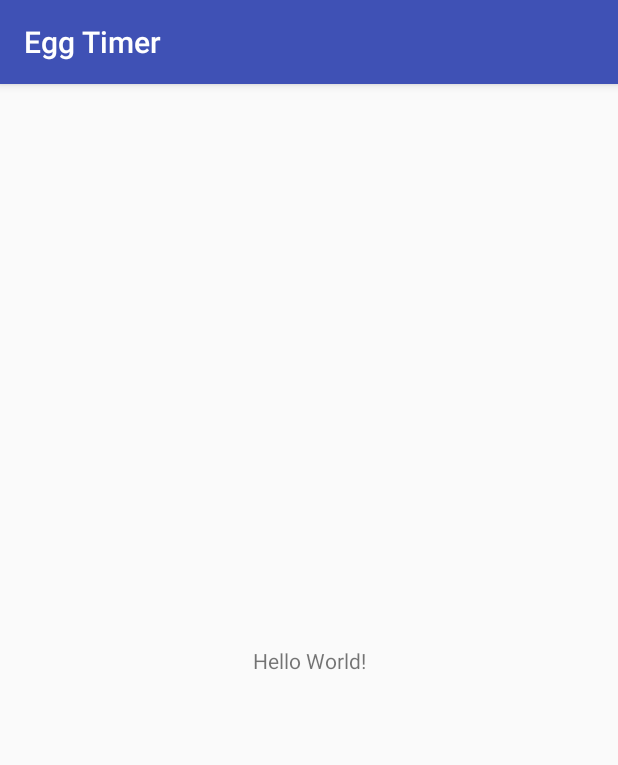
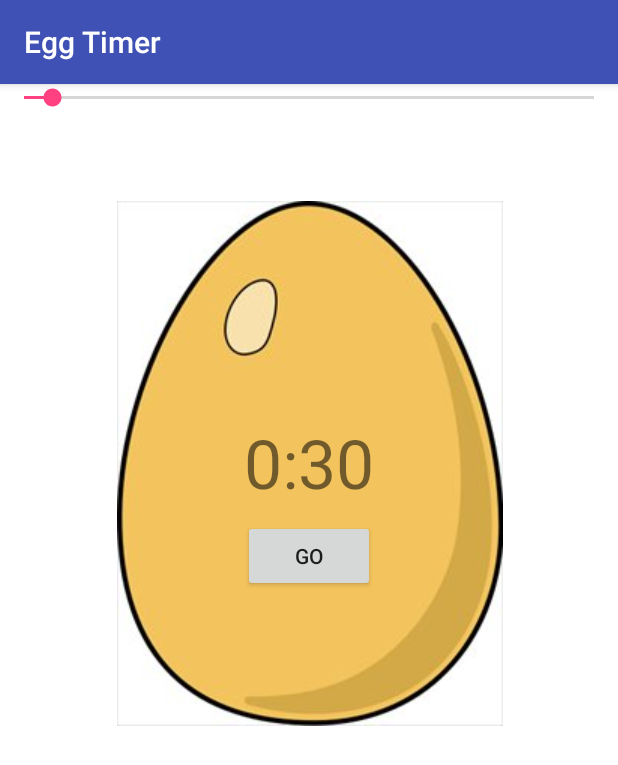
Before and after one commit to CoderBear/EggTimer, an Android app: the screen it shows after launch (MainActivity), on a phone screen of 412 x 824 dp. Shown: the top 765 px of the screen. Run offline under Robolectric (Android 15) with nearby library versions, the light colour scheme and no system bars.

Commit message:
functional and complete

```diff
--- a/app/src/main/java/com/udemy/sbsapps/eggtimer/MainActivity.java
+++ b/app/src/main/java/com/udemy/sbsapps/eggtimer/MainActivity.java
@@ -1,13 +1,122 @@
 package com.udemy.sbsapps.eggtimer;
 
+import android.media.MediaPlayer;
+import android.os.CountDownTimer;
 import android.support.v7.app.AppCompatActivity;
 import android.os.Bundle;
+import android.view.View;
+import android.widget.Button;
+import android.widget.SeekBar;
+import android.widget.TextView;
 
 public class MainActivity extends AppCompatActivity {
+
+    SeekBar seekBar;
+    TextView textView;
+    MediaPlayer mediaPlayer;
+    boolean counterIsActive = false;
+    Button goButton;
+    CountDownTimer countDownTimer;
+
+    public void buttonClicked(View view) {
+        String message;
+
+        if (counterIsActive) {
+            message = "0:30";
+            textView.setText(message);
+            seekBar.setProgress(30);
+            seekBar.setEnabled(true);
+            countDownTimer.cancel();
+            goButton.setText(R.string.timer_button_text);
+        }
+        else{
+            message = "STOP";
+            counterIsActive = true;
+            seekBar.setEnabled(false);
+            goButton.setText(message);
+
+            countDownTimer = new CountDownTimer(seekBar.getProgress() * 1000 + 100,1000) {
+                @Override
+                public void onTick(long millisUntilFinished) {
+                    updateTimer((int) millisUntilFinished/1000);
+                }
+
+                @Override
+                public void onFinish() {
+                    mediaPlayer.start();
+                    resetTimer();
+                }
+            }.start();
+        }
+    }
+
+    public void updateTimer(int i) {
+        int minutes = i / 60;
+        int seconds = i - (minutes * 60);
+
+        String message;
+
+        if(seconds < 10) {
+            message = Integer.toString(minutes) + ":0" + Integer.toString(seconds);
+            textView.setText(message);
+        } else {
+            message = Integer.toString(minutes) + ":" + Integer.toString(seconds);
+            textView.setText(message);
+        }
+    }
+
+    public void resetTimer() {
+        String time = "0:30";
+        textView.setText(time);
+        seekBar.setProgress(30);
+        seekBar.setEnabled(true);
+        countDownTimer.cancel();
+        goButton.setText(R.string.timer_button_text);
+    }
 
     @Override
     protected void onCreate(Bundle savedInstanceState) {
         super.onCreate(savedInstanceState);
         setContentView(R.layout.activity_main);
+
+        int initialTime = 30;
+
+        seekBar = findViewById(R.id.seekBar);
+        textView = findViewById(R.id.textView);
+        goButton = findViewById(R.id.button);
+        mediaPlayer = MediaPlayer.create(this, R.raw.air_horn);
+
+        InitializeTimer(initialTime);
+
+        seekBar.setOnSeekBarChangeListener(new SeekBar.OnSeekBarChangeListener() {
+            @Override
+            public void onProgressChanged(SeekBar seekBar, int progress, boolean fromUser) {
+                updateTimer(progress);
+            }
+
+            @Override
+            public void onStartTrackingTouch(SeekBar seekBar) {
+
+            }
+
+            @Override
+            public void onStopTrackingTouch(SeekBar seekBar) {
+
+            }
+        });
+    }
+
+    void InitializeTimer(int i) {
+        int minutes = i / 60;
+        int seconds = i - (minutes * 60);
+        String message;
+
+        if(seconds < 10) {
+            message = Integer.toString(minutes) + ":0" + Integer.toString(seconds);
+            textView.setText(message);
+        } else {
+            message = Integer.toString(minutes) + ":" + Integer.toString(seconds);
+            textView.setText(message);
+        }
     }
 }
--- a/app/src/main/res/layout/activity_main.xml
+++ b/app/src/main/res/layout/activity_main.xml
@@ -4,15 +4,53 @@
     xmlns:tools="http://schemas.android.com/tools"
     android:layout_width="match_parent"
     android:layout_height="match_parent"
+    android:background="@android:color/background_light"
     tools:context="com.udemy.sbsapps.eggtimer.MainActivity">
 
-    <TextView
+    <SeekBar
+        android:id="@+id/seekBar"
+        android:layout_width="0dp"
+        android:layout_height="wrap_content"
+        android:max="600"
+        android:progress="30"
+        app:layout_constraintEnd_toEndOf="parent"
+        app:layout_constraintStart_toStartOf="parent"
+        app:layout_constraintTop_toTopOf="parent" />
+
+    <ImageView
+        android:id="@+id/imageView"
         android:layout_width="wrap_content"
         android:layout_height="wrap_content"
-        android:text="Hello World!"
-        app:layout_constraintBottom_toBottomOf="parent"
-        app:layout_constraintLeft_toLeftOf="parent"
-        app:layout_constraintRight_toRightOf="parent"
-        app:layout_constraintTop_toTopOf="parent" />
+        android:layout_marginTop="60dp"
+        android:contentDescription="@string/egg_description"
+        app:layout_constraintEnd_toEndOf="parent"
+        app:layout_constraintHorizontal_bias="0.503"
+        app:layout_constraintStart_toStartOf="parent"
+        app:layout_constraintTop_toBottomOf="@+id/seekBar"
+        app:srcCompat="@drawable/brown_egg" />
 
+    <TextView
+        android:id="@+id/textView"
+        android:layout_width="wrap_content"
+        android:layout_height="wrap_content"
+        android:layout_marginTop="144dp"
+        android:textAlignment="center"
+        android:textSize="45sp"
+        app:layout_constraintEnd_toEndOf="parent"
+        app:layout_constraintStart_toStartOf="parent"
+        app:layout_constraintTop_toTopOf="@+id/imageView" />
+
+    <Button
+        android:id="@+id/button"
+        android:layout_width="wrap_content"
+        android:layout_height="wrap_content"
+        android:layout_marginEnd="8dp"
+        android:layout_marginStart="8dp"
+        android:layout_marginTop="8dp"
+        android:onClick="buttonClicked"
+        android:text="@string/timer_button_text"
+        android:textAlignment="center"
+        app:layout_constraintEnd_toEndOf="parent"
+        app:layout_constraintStart_toStartOf="parent"
+        app:layout_constraintTop_toBottomOf="@+id/textView" />
 </android.support.constraint.ConstraintLayout>
--- a/app/src/main/res/values/strings.xml
+++ b/app/src/main/res/values/strings.xml
@@ -1,3 +1,5 @@
 <resources>
     <string name="app_name">Egg Timer</string>
+    <string name="egg_description">A brown egg</string>
+    <string name="timer_button_text">GO</string>
 </resources>
```
